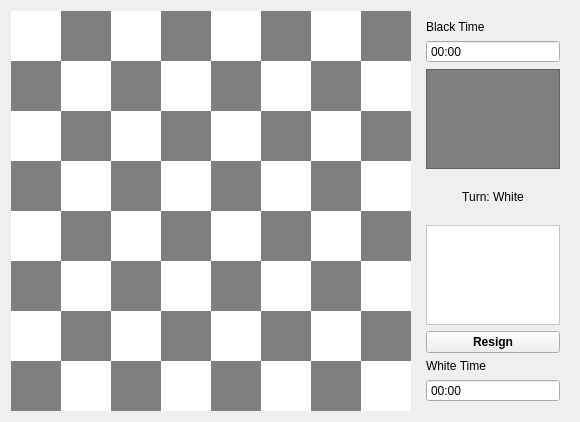
First picture: the form in chessVshogi/UI/ingame_chess.ui, repository ChessVShogi/ChessVShogi, before the edit.
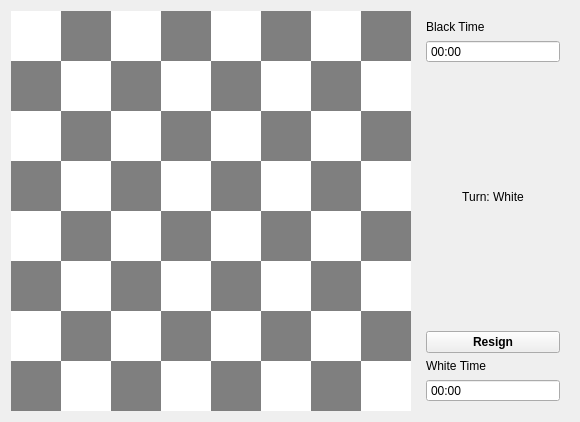
Second picture: the form after the edit.

Commit message:
Revert "Add "Hand" section to UI"
This reverts commit 757a060a7ff4a055cb610dda01ad514b346d783a.

What changed in the file:
```diff
--- a/chessVshogi/UI/ingame_chess.ui
+++ b/chessVshogi/UI/ingame_chess.ui
@@ -1142,31 +1142,6 @@
         </property>
        </widget>
       </item>
-      <item>
-       <widget class="QFrame" name="blackHand">
-        <property name="sizePolicy">
-         <sizepolicy hsizetype="Preferred" vsizetype="Minimum">
-          <horstretch>0</horstretch>
-          <verstretch>0</verstretch>
-         </sizepolicy>
-        </property>
-        <property name="minimumSize">
-         <size>
-          <width>0</width>
-          <height>100</height>
-         </size>
-        </property>
-        <property name="styleSheet">
-         <string notr="true">background-color: rgb(127, 127, 127);</string>
-        </property>
-        <property name="frameShape">
-         <enum>QFrame::StyledPanel</enum>
-        </property>
-        <property name="frameShadow">
-         <enum>QFrame::Raised</enum>
-        </property>
-       </widget>
-      </item>
       <item>
        <spacer name="verticalSpacer_2">
         <property name="orientation">
@@ -1209,31 +1184,6 @@
         </property>
        </spacer>
       </item>
-      <item>
-       <widget class="QFrame" name="whiteHand">
-        <property name="sizePolicy">
-         <sizepolicy hsizetype="Preferred" vsizetype="Minimum">
-          <horstretch>0</horstretch>
-          <verstretch>0</verstretch>
-         </sizepolicy>
-        </property>
-        <property name="minimumSize">
-         <size>
-          <width>0</width>
-          <height>100</height>
-         </size>
-        </property>
-        <property name="styleSheet">
-         <string notr="true">background-color: rgb(255, 255, 255);</string>
-        </property>
-        <property name="frameShape">
-         <enum>QFrame::StyledPanel</enum>
-        </property>
-        <property name="frameShadow">
-         <enum>QFrame::Raised</enum>
-        </property>
-       </widget>
-      </item>
       <item>
        <widget class="QPushButton" name="buttonResign">
         <property name="font">
```
The commit also changes 6 other files.
